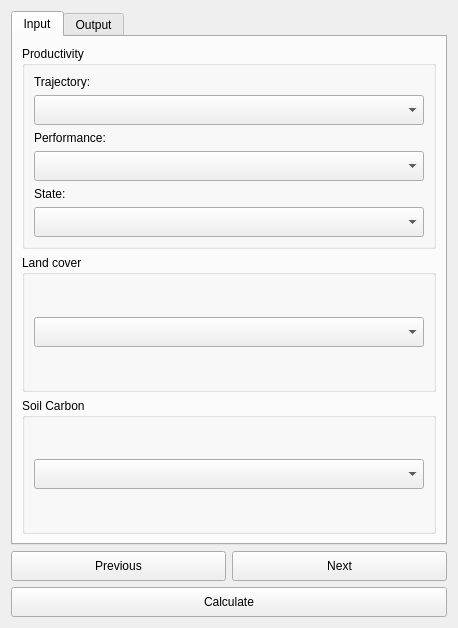
First picture: the form in LDMP/gui/DlgReportingSDG.ui, repository ConservationInternational/trends.earth, before the edit.
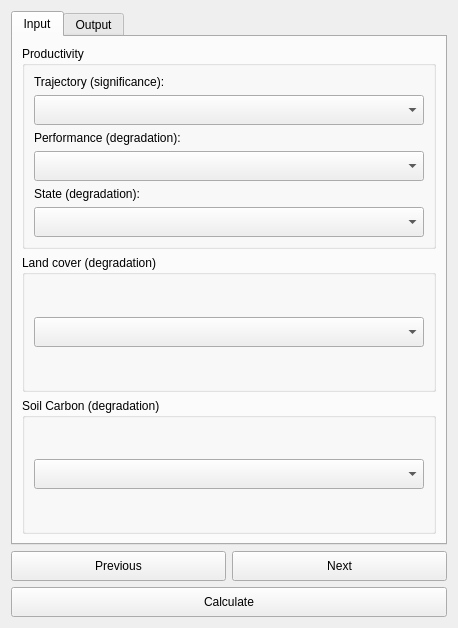
Second picture: the form after the edit.

Patch:
```diff
--- a/LDMP/gui/DlgReportingSDG.ui
+++ b/LDMP/gui/DlgReportingSDG.ui
@@ -72,7 +72,7 @@
              </font>
             </property>
             <property name="text">
-             <string>Trajectory:</string>
+             <string>Trajectory (significance):</string>
             </property>
            </widget>
           </item>
@@ -101,7 +101,7 @@
              </font>
             </property>
             <property name="text">
-             <string>Performance:</string>
+             <string>Performance (degradation):</string>
             </property>
            </widget>
           </item>
@@ -130,7 +130,7 @@
              </font>
             </property>
             <property name="text">
-             <string>State:</string>
+             <string>State (degradation):</string>
             </property>
            </widget>
           </item>
@@ -180,7 +180,7 @@
           </font>
          </property>
          <property name="title">
-          <string>Land cover</string>
+          <string>Land cover (degradation)</string>
          </property>
          <layout class="QVBoxLayout" name="verticalLayout_6">
           <item>
@@ -226,7 +226,7 @@
           </font>
          </property>
          <property name="title">
-          <string>Soil Carbon</string>
+          <string>Soil Carbon (degradation)</string>
          </property>
          <layout class="QVBoxLayout" name="verticalLayout_7">
           <item>
```
